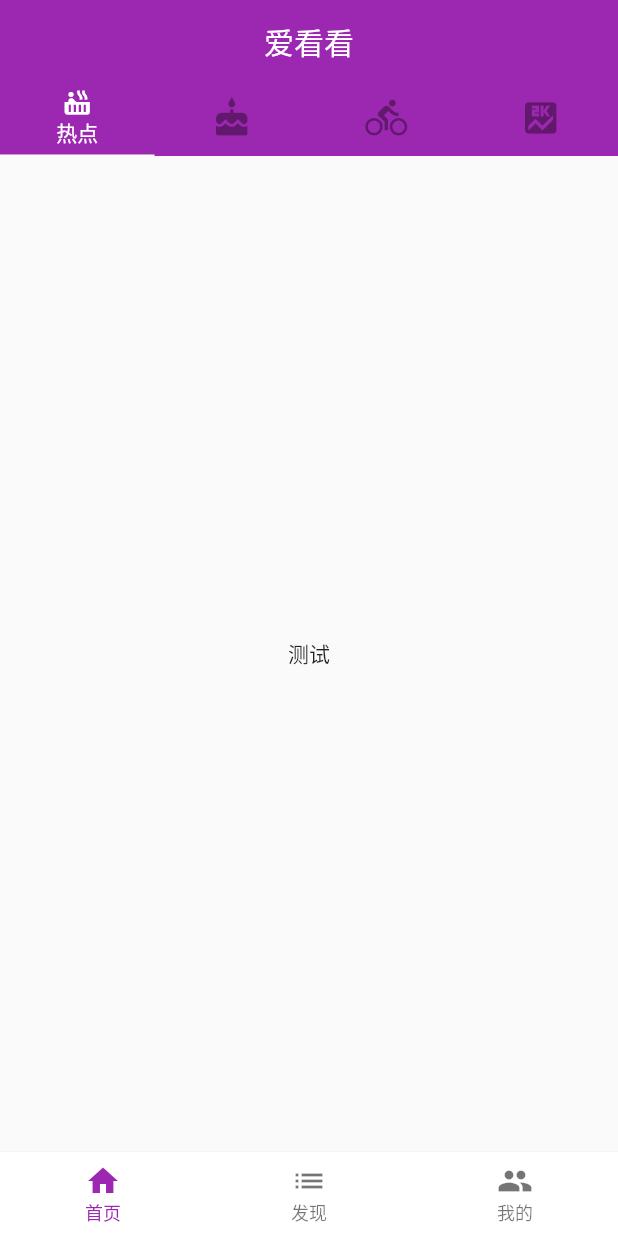
After one commit to puxiaoshuai/flutter_app, a Flutter app: the screen it shows after launch, on a phone screen of 412 x 824 dp. The commit adds this screen. Run offline on Flutter 3.47's test engine with Material 2 defaults, Android fonts, the phone set to English and light mode, and no system bars.

Commit message:
底部bootonav+pageview

```diff
--- a/lib/main.dart
+++ b/lib/main.dart
@@ -1,20 +1,7 @@
 import 'package:flutter/material.dart';
-import 'package:flutter_app/jishupang/组件/container组件.dart';
-import 'package:flutter_app/jishupang/组件/text组件.dart';
-import 'package:flutter_app/jishupang/组件/image组件.dart';
-import 'package:flutter_app/jishupang/组件/list组件.dart';
-import 'package:flutter_app/jishupang/组件/list动态.dart';
-import 'package:flutter_app/jishupang/组件/网格组件.dart';
-import 'package:flutter_app/jishupang/布局/不灵水平row.dart';
-import 'package:flutter_app/jishupang/布局/灵活水平row.dart';
-import 'package:flutter_app/jishupang/布局/垂直布局.dart';
-import 'package:flutter_app/jishupang/布局/层叠布局.dart';
-import 'package:flutter_app/jishupang/布局/多组件层叠布局.dart';
-import 'package:flutter_app/jishupang/布局/卡片布局.dart';
-import 'package:flutter_app/jishupang/导航/界面A.dart';
-import 'package:flutter_app/界面结构/drawview.dart';
-import 'package:flutter_app/界面结构/bottom_nav.dart';
-import 'package:flutter_app/界面结构/pageview_demo.dart';
+import '掘金实战1/pages/HomePage.dart';
+import '掘金实战1/pages/FindPage.dart';
+import '掘金实战1/pages/MinePage.dart';
 //主函数入口
 void main() => runApp(MyApp());
 
@@ -38,74 +25,72 @@ class MyApp extends StatelessWidget {
   }
 }
 
-class Home extends StatelessWidget {
+class Home extends StatefulWidget {
+  @override
+  Home_State createState() => Home_State();
+}
+
+class Home_State extends State<Home> {
+  int _currentIndex =0;
+  List<Widget> _pageList = [
+    MainPage(),
+    FindPage(),
+    MinePage(),
+  ];
+  List<BottomNavigationBarItem> _barItem = [
+    BottomNavigationBarItem(icon: Icon(Icons.home), title: Text('首页')),
+    BottomNavigationBarItem(icon: Icon(Icons.list), title: Text('发现')),
+    BottomNavigationBarItem(icon: Icon(Icons.people), title: Text('我的')),
+  ];
+  //创建pageview控制器
+  PageController _pageController;
+  void _onPageChanged(int index) {
+    setState(() {
+      _currentIndex = index;
+    });
+  }
 
   @override
+  void initState() {
+    // TODO: implement initState
+    super.initState();
+    _pageController = PageController(initialPage: _currentIndex);
+
+  }
+  @override
   Widget build(BuildContext context) {
-    // TODO: implement build
-    return DefaultTabController(
-      length: 4,
-      child: Scaffold(
-        backgroundColor: Colors.grey[100],
-        appBar: AppBar(
-          centerTitle: true,
-          title: Text("爱看看"),
-          elevation: 0,
-          actions: <Widget>[
-            IconButton(icon: Icon(Icons.search), tooltip: "搜索", onPressed: null)
-          ],
-          bottom: TabBar(
-              //图标的颜色
-              unselectedLabelColor: Colors.black26,
-              indicatorColor: Colors.black54,
-              indicatorSize: TabBarIndicatorSize.tab,
-              indicatorWeight: 2,
-              tabs: <Widget>[
-                Tab(
-                  icon: Icon(Icons.local_florist),
-                ),
-                Tab(
-                  icon: Icon(Icons.change_history),
-                ),
-                Tab(
-                  icon: Icon(Icons.directions_bike),
-                ),
-                Tab(
-                  icon: Icon(Icons.view_carousel),
-                )
-              ]),
-        ),
-        drawer: new DrawerView(),
-        body: TabBarView(
-          children: <Widget>[
-            FirstScreen(),
-            Icon(
-              Icons.change_history,
-              size: 129,
-            ),
-            Icon(
-              Icons.directions_bike,
-              size: 128,
-            ),
-            PageViewDemo()
-          ],
-        ),
-        bottomNavigationBar:Bottom_Nav()
+    return Scaffold(
+      appBar: AppBar(
+        elevation: 0,
+        centerTitle: true,
+        title: Text("爱看看"),
+      ),
+      body:PageView.builder(
+        itemBuilder: (context, index) => _pageList[index],
+        itemCount: _pageList.length,
+        controller: _pageController,
+        onPageChanged: _onPageChanged,
+
+      ),
+      bottomNavigationBar: BottomNavigationBar(
+
+        elevation: 1,
+        backgroundColor: Colors.white,
+        onTap: (int index){
+          setState(() {
+            this._currentIndex =index;
+          });
+          _pageController.jumpToPage(index);
+
+        },
+        currentIndex:this._currentIndex,
+        items: _barItem,
+        fixedColor: Colors.purple,
+        selectedFontSize: 12,
+        type: BottomNavigationBarType.fixed,
+
       ),
     );
+
   }
-
 }
-//Center(
-////container相当于div，铺满屏幕的
-//// child:new TextWidget()
-////child:new ImageWidget()
-//// child:new ListWeight()
-////child: new Listdong(),
-//// child: new Wangge(),
-//// child: new Linghuo(),
-//// child:  new Chuizhi(),
-//// child: new Cengdie2(),
-////child: new Kapian(),
-//child: new FirstScreen(),
-//),
--- /dev/null
+++ b/lib/掘金实战1/pages/HomePage.dart
@@ -0,0 +1,52 @@
+import 'package:flutter/material.dart';
+import 'package:flutter_app/%E6%8E%98%E9%87%91%E5%AE%9E%E6%88%981/pages/TestPage.dart';
+
+class MainPage extends StatefulWidget {
+  @override
+  _MainPageState createState() => _MainPageState();
+}
+
+class _MainPageState extends State<MainPage> {
+  @override
+  Widget build(BuildContext context) {
+    return DefaultTabController(
+      length: 4,
+      child: Column(
+        children: <Widget>[
+          Container(
+            color: Colors.purple,
+            child: TabBar(
+              isScrollable: false,
+              indicatorColor: Colors.white,
+              indicatorWeight: 1,
+              unselectedLabelColor: Colors.black38,
+              labelColor: Colors.white,
+              labelPadding: EdgeInsets.only(top: 2,bottom: 4),
+              tabs: <Widget>[
+                Column(
+                  children: <Widget>[
+                    Icon(Icons.hot_tub,size: 20,),
+                    Text("热点")
+                  ],
+                ),
+                Icon(Icons.cake,size: 28,),
+                Icon(Icons.directions_bike,size: 28,),
+                Icon(Icons.score,size: 28,),
+
+              ],
+            ),
+          ),
+          Expanded(
+            child: TabBarView(
+              children: <Widget>[
+                TestPage(),
+                TestPage(),
+                TestPage(),
+                TestPage(),
+              ],
+            ),
+          )
+        ],
+      ));
+  }
+}
--- /dev/null
+++ b/lib/掘金实战1/pages/TestPage.dart
@@ -0,0 +1,11 @@
+import 'package:flutter/material.dart';
+class TestPage extends StatelessWidget {
+  @override
+  Widget build(BuildContext context) {
+    return Container(
+      child: Center(
+        child: Text("测试"),
+      ),
+    );
+  }
+}
```
Also changed, not shown: lib/main2.dart (added, +111 -0 lines), lib/掘金实战1/pages/FindPage.dart (added, +11 -0 lines), lib/掘金实战1/pages/MinePage.dart (added, +13 -0 lines), images/icon1.jpg, lib/test.dart (added), pubspec.lock, 1 other file.
